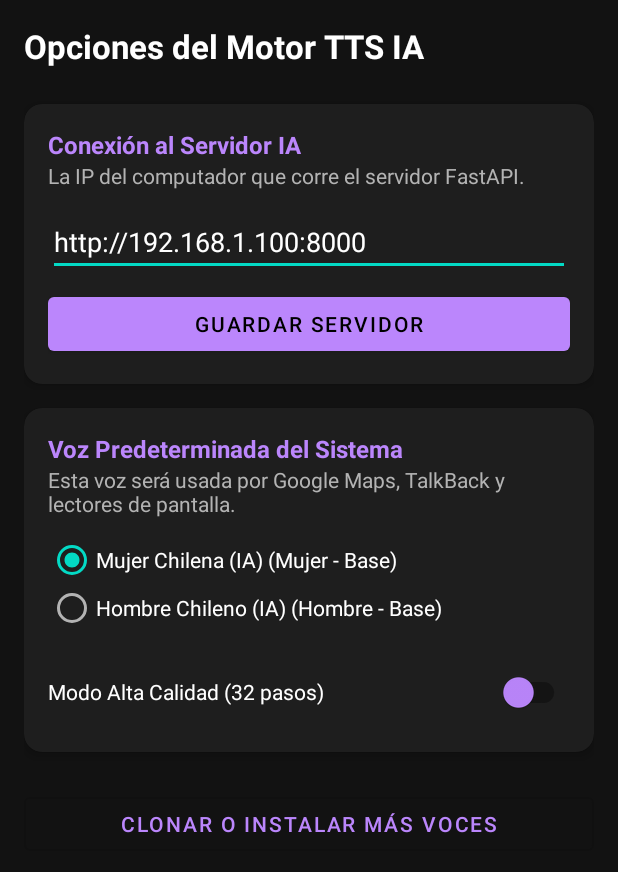
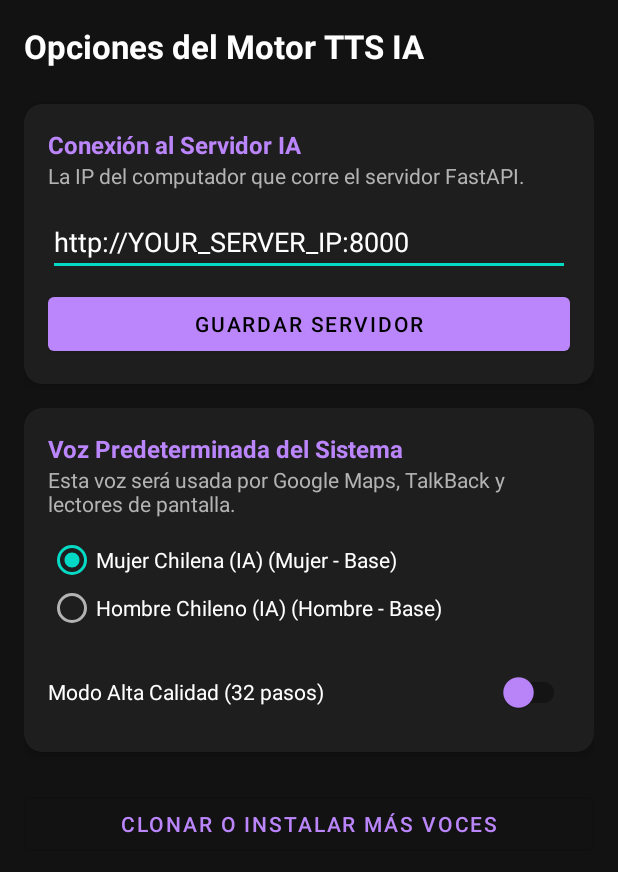
Before and after one commit to equisde/tts-ai-android, an Android app: the TtsSettingsActivity screen opened directly, with no data from a screen before it, on a phone screen of 412 x 824 dp. Shown: the top 872 px of the screen. Run offline under Robolectric (Android 15) with nearby library versions, the light colour scheme and no system bars.

Commit message:
Arquitectura Cliente-Servidor: APK compilado con IP remota (52.1.236.194), código fuente con placeholders de seguridad

```diff
--- a/app/src/main/java/com/example/aittsapp/TtsSettingsActivity.kt
+++ b/app/src/main/java/com/example/aittsapp/TtsSettingsActivity.kt
@@ -27,7 +27,7 @@ class TtsSettingsActivity : AppCompatActivity() {
         val etServerUrl = findViewById<EditText>(R.id.etServerUrl)
         val btnSaveServer = findViewById<MaterialButton>(R.id.btnSaveServer)
 
-        etServerUrl.setText(sharedPrefs.getString("SERVER_URL", "http://192.168.1.100:8000"))
+        etServerUrl.setText(sharedPrefs.getString("SERVER_URL", "http://YOUR_SERVER_IP:8000"))
 
         btnSaveServer.setOnClickListener {
             sharedPrefs.edit().putString("SERVER_URL", etServerUrl.text.toString()).apply()
--- a/app/src/main/java/com/example/aittsapp/ai/ApiTtsEngine.kt
+++ b/app/src/main/java/com/example/aittsapp/ai/ApiTtsEngine.kt
@@ -15,7 +15,7 @@ import java.util.concurrent.TimeUnit
 class ApiTtsEngine : TtsEngine {
     private val TAG = "ApiTtsEngine"
     private lateinit var client: OkHttpClient
-    private var serverUrl: String = "http://192.168.1.100:8000" // Cambiar por IP real
+    private var serverUrl: String = "http://YOUR_SERVER_IP:8000" // IP de servidor remoto
 
     override fun initialize(context: Context) {
         val prefs = context.getSharedPreferences("TTS_PREFS", Context.MODE_PRIVATE)
```
Also changed, not shown: 1 other file.
